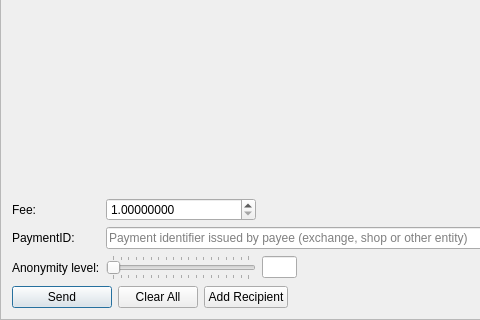
Above: src/gui/ui/sendframe.ui from qwertycoin-org/qwertycoin-gui before the change; both pictures show x 0 to 480 and y 270 to 590 of the 866 by 590 pixel window. Below: the same form after it.
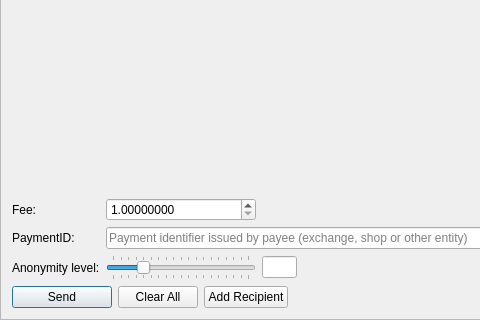
That is the form after the change. Icons and pictures are not drawn.

Diff of the .ui file:
```diff
--- a/src/gui/ui/sendframe.ui
+++ b/src/gui/ui/sendframe.ui
@@ -86,20 +86,20 @@
          <height>0</height>
         </size>
        </property>
+       <property name="minimum">
+        <number>1</number>
+       </property>
        <property name="maximum">
-        <number>20</number>
+        <number>19</number>
        </property>
-        <property name="minimum">
-          <number>2</number>
-        </property>
-        <property name="pageStep">
+       <property name="pageStep">
         <number>1</number>
        </property>
        <property name="value">
-        <number>1</number>
+        <number>5</number>
        </property>
        <property name="sliderPosition">
-        <number>1</number>
+        <number>5</number>
        </property>
        <property name="tracking">
         <bool>false</bool>
```
Left out of the diff: 2 changed lines with no effect on the pictures.
